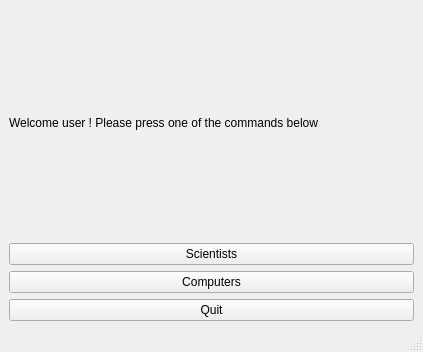
Qt form Verklegt/mainmenu.ui (disaerna/T-113-VLN1) before a commit.
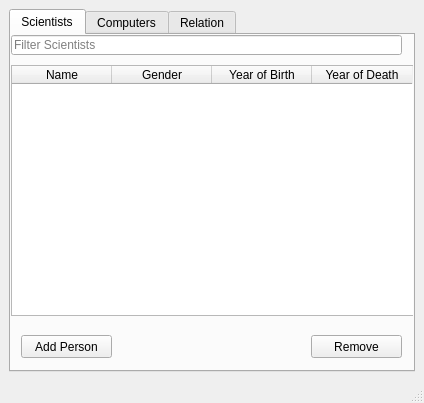
The same form after that commit.

Commit message: Table display

Diff of the .ui file:
```diff
--- a/Verklegt/mainmenu.ui
+++ b/Verklegt/mainmenu.ui
@@ -6,8 +6,8 @@
    <rect>
     <x>0</x>
     <y>0</y>
-    <width>423</width>
-    <height>352</height>
+    <width>424</width>
+    <height>403</height>
    </rect>
   </property>
   <property name="windowTitle">
@@ -16,31 +16,167 @@
   <widget class="QWidget" name="centralwidget">
    <layout class="QVBoxLayout" name="verticalLayout">
     <item>
-     <widget class="QLabel" name="label">
-      <property name="text">
-       <string>Welcome user ! Please press one of the commands below </string>
+     <widget class="QTabWidget" name="Mainmenu_tabs">
+      <property name="focusPolicy">
+       <enum>Qt::WheelFocus</enum>
       </property>
-     </widget>
-    </item>
-    <item>
-     <widget class="QPushButton" name="ButtonScientists">
-      <property name="text">
-       <string>Scientists</string>
+      <property name="toolTip">
+       <string>&lt;html&gt;&lt;head/&gt;&lt;body&gt;&lt;p&gt;&lt;br/&gt;&lt;/p&gt;&lt;/body&gt;&lt;/html&gt;</string>
       </property>
-     </widget>
-    </item>
-    <item>
-     <widget class="QPushButton" name="ButtonComputers">
-      <property name="text">
-       <string>Computers</string>
+      <property name="currentIndex">
+       <number>0</number>
       </property>
-     </widget>
-    </item>
-    <item>
-     <widget class="QPushButton" name="ButtonQuit">
-      <property name="text">
-       <string>Quit</string>
+      <property name="usesScrollButtons">
+       <bool>true</bool>
       </property>
+      <widget class="QWidget" name="Tab_Scientists">
+       <attribute name="title">
+        <string>Scientists</string>
+       </attribute>
+       <widget class="QTableWidget" name="table_Scientists">
+        <property name="geometry">
+         <rect>
+          <x>0</x>
+          <y>30</y>
+          <width>411</width>
+          <height>251</height>
+         </rect>
+        </property>
+        <property name="autoFillBackground">
+         <bool>false</bool>
+        </property>
+        <column>
+         <property name="text">
+          <string>Name</string>
+         </property>
+        </column>
+        <column>
+         <property name="text">
+          <string>Gender</string>
+         </property>
+        </column>
+        <column>
+         <property name="text">
+          <string>Year of Birth</string>
+         </property>
+        </column>
+        <column>
+         <property name="text">
+          <string>Year of Death</string>
+         </property>
+        </column>
+       </widget>
+       <widget class="QPushButton" name="pushButton_RemovePerson">
+        <property name="geometry">
+         <rect>
+          <x>300</x>
+          <y>300</y>
+          <width>91</width>
+          <height>23</height>
+         </rect>
+        </property>
+        <property name="text">
+         <string>Remove</string>
+        </property>
+       </widget>
+       <widget class="QPushButton" name="pushButton_AddPerson">
+        <property name="geometry">
+         <rect>
+          <x>10</x>
+          <y>300</y>
+          <width>91</width>
+          <height>23</height>
+         </rect>
+        </property>
+        <property name="text">
+         <string>Add Person</string>
+        </property>
+       </widget>
+       <widget class="QLineEdit" name="Input_Search_Person">
+        <property name="geometry">
+         <rect>
+          <x>0</x>
+          <y>0</y>
+          <width>391</width>
+          <height>20</height>
+         </rect>
+        </property>
+        <property name="placeholderText">
+         <string>Filter Scientists</string>
+        </property>
+       </widget>
+      </widget>
+      <widget class="QWidget" name="Tab_Computers">
+       <attribute name="title">
+        <string>Computers</string>
+       </attribute>
+       <widget class="QPushButton" name="pushButton_AddComputer">
+        <property name="geometry">
+         <rect>
+          <x>10</x>
+          <y>260</y>
+          <width>91</width>
+          <height>23</height>
+         </rect>
+        </property>
+        <property name="text">
+         <string>Add Computer</string>
+        </property>
+       </widget>
+       <widget class="QPushButton" name="pushButton_RemoveComputer">
+        <property name="geometry">
+         <rect>
+          <x>300</x>
+          <y>260</y>
+          <width>91</width>
+          <height>23</height>
+         </rect>
+        </property>
+        <property name="text">
+         <string>Remove</string>
+        </property>
+       </widget>
+       <widget class="QTableWidget" name="table_Computers">
+        <property name="geometry">
+         <rect>
+          <x>-10</x>
+          <y>0</y>
+          <width>421</width>
+          <height>251</height>
+         </rect>
+        </property>
+        <column>
+         <property name="text">
+          <string>Name</string>
+         </property>
+        </column>
+        <column>
+         <property name="text">
+          <string>Year Built</string>
+         </property>
+        </column>
+        <column>
+         <property name="text">
+          <string>Type</string>
+         </property>
+        </column>
+        <column>
+         <property name="text">
+          <string>Built</string>
+         </property>
+         <property name="font">
+          <font>
+           <strikeout>false</strikeout>
+          </font>
+         </property>
+        </column>
+       </widget>
+      </widget>
+      <widget class="QWidget" name="Tab_Relations">
+       <attribute name="title">
+        <string>Relation</string>
+       </attribute>
+      </widget>
      </widget>
     </item>
    </layout>
```
The commit also changes 6 other files.
